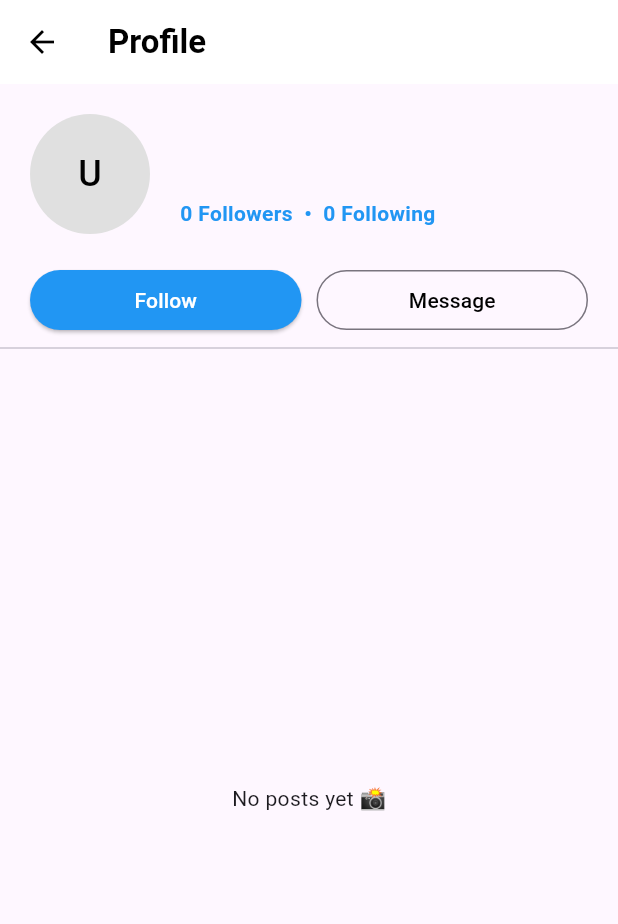
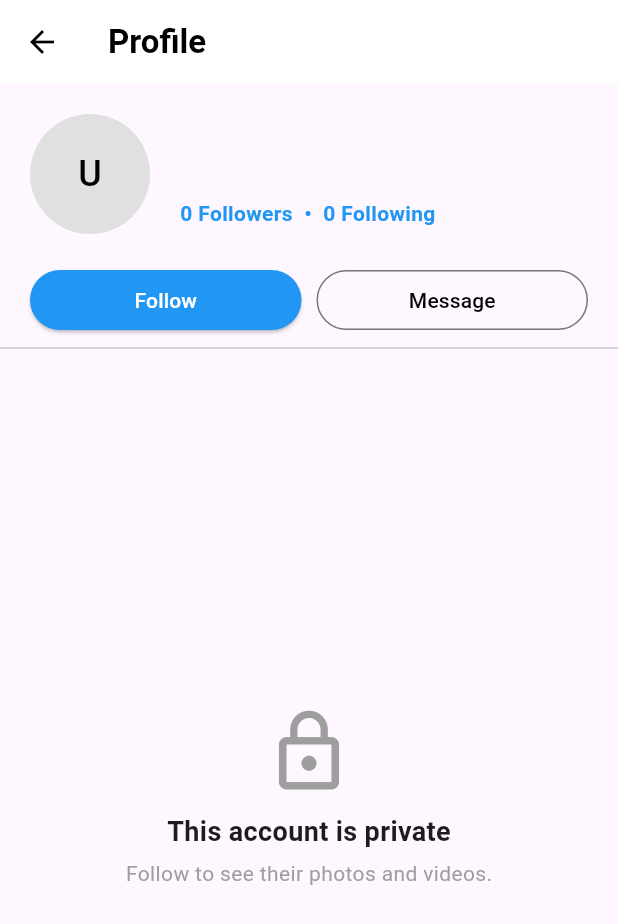
Before and after one commit to Mohanlalboda/my_social_app, a Flutter app: the OtherUserProfileScreen screen opened directly with empty values, on a phone screen of 412 x 824 dp. Shown: the top 924 px of the screen. Run offline on Flutter 3.47's test engine with Material 3 defaults, Android fonts, the phone set to English and light mode, and no system bars; our stand-ins replace cloud_firestore, firebase_auth, firebase_core, image_picker, timeago, video_player; accounts and stored records are empty; network calls fail.

Commit message:
Private Account Logic (Confidential Records)

```diff
--- a/flutter_application_1/lib/main.dart
+++ b/flutter_application_1/lib/main.dart
@@ -6,7 +6,7 @@ import 'package:image_picker/image_picker.dart';
 import 'package:firebase_core/firebase_core.dart';
 import 'package:firebase_auth/firebase_auth.dart';
 import 'package:cloud_firestore/cloud_firestore.dart';
-import 'package:timeago/timeago.dart' as timeago; // 👈 టైమ్ కోసం కొత్త ప్యాకేజీ
+import 'package:timeago/timeago.dart' as timeago;
 import 'firebase_options.dart';
 
 void main() async {
@@ -294,8 +294,6 @@ class _HomeScreenState extends State<HomeScreen> {
                       itemCount: snapshot.data!.docs.length,
                       itemBuilder: (context, index) {
                         var comment = snapshot.data!.docs[index];
-
-                        // 👇 కామెంట్స్ కి కూడా టైమ్ చూపిద్దాం
                         String commentTime = "";
                         if (comment['timestamp'] != null) {
                           commentTime = timeago.format(
@@ -518,7 +516,6 @@ class _HomeScreenState extends State<HomeScreen> {
                           int commentCount = post['commentCount'] ?? 0;
                           String caption = post['caption'] ?? "";
 
-                          // 👇 టైమ్ క్యాలిక్యులేషన్ లాజిక్ (Time Ago)
                           String timeAgo = "Just now";
                           if (post['timestamp'] != null) {
                             timeAgo = timeago.format(
@@ -547,7 +544,7 @@ class _HomeScreenState extends State<HomeScreen> {
                                     fontSize: 12,
                                     color: Colors.grey,
                                   ),
-                                ), // 👈 ఇక్కడ Time Ago వస్తుంది
+                                ),
                                 trailing: post['ownerId'] == currentUid
                                     ? IconButton(
                                         icon: const Icon(
@@ -632,7 +629,6 @@ class _HomeScreenState extends State<HomeScreen> {
                                   ),
                                 ],
                               ),
-
                               if (caption.isNotEmpty)
                                 Padding(
                                   padding: const EdgeInsets.symmetric(
@@ -654,7 +650,6 @@ class _HomeScreenState extends State<HomeScreen> {
                                     ),
                                   ),
                                 ),
-
                               const SizedBox(height: 10),
                               const Divider(),
                             ],
@@ -670,7 +665,6 @@ class _HomeScreenState extends State<HomeScreen> {
   }
 }
 
-// --- 4. ప్రొఫైల్ స్క్రీన్ ---
 class ProfileScreen extends StatefulWidget {
   const ProfileScreen({super.key});
   @override
@@ -1235,6 +1229,7 @@ class _SearchScreenState extends State<SearchScreen> {
   }
 }
 
+// --- 7. ఇతరుల ప్రొఫైల్ చూసే స్క్రీన్ (NEW LOGIC ఇక్కడే ఉంది 👇) ---
 class OtherUserProfileScreen extends StatelessWidget {
   final String uid;
   const OtherUserProfileScreen({super.key, required this.uid});
@@ -1400,15 +1395,21 @@ class OtherUserProfileScreen extends StatelessWidget {
                 ),
               ),
               const Divider(),
+
+              // 👇 ఇక్కడ మనం "ప్రైవేట్ అకౌంట్ లాజిక్" యాడ్ చేశాం
               Expanded(
-                child: StreamBuilder<QuerySnapshot>(
+                child: isFollowing
+                    ? StreamBuilder<QuerySnapshot>(
+                        // ఫాలో అయితే పోస్టులు చూపిస్తాం
                         stream: FirebaseFirestore.instance
                             .collection('posts')
                             .where('ownerId', isEqualTo: uid)
                             .snapshots(),
                         builder: (context, postSnapshot) {
                           if (!postSnapshot.hasData) {
-                      return const Center(child: CircularProgressIndicator());
+                            return const Center(
+                              child: CircularProgressIndicator(),
+                            );
                           }
                           if (postSnapshot.data!.docs.isEmpty) {
                             return const Center(child: Text("No posts yet 📸"));
@@ -1433,6 +1434,32 @@ class OtherUserProfileScreen extends StatelessWidget {
                             },
                           );
                         },
+                      )
+                    : Center(
+                        // ఫాలో అవ్వకపోతే ఈ మెసేజ్ చూపిస్తాం (Private Account Feel)
+                        child: Column(
+                          mainAxisAlignment: MainAxisAlignment.center,
+                          children: const [
+                            Icon(
+                              Icons.lock_outline,
+                              size: 60,
+                              color: Colors.grey,
+                            ),
+                            SizedBox(height: 10),
+                            Text(
+                              "This account is private",
+                              style: TextStyle(
+                                fontSize: 18,
+                                fontWeight: FontWeight.bold,
+                              ),
+                            ),
+                            SizedBox(height: 5),
+                            Text(
+                              "Follow to see their photos and videos.",
+                              style: TextStyle(color: Colors.grey),
+                            ),
+                          ],
+                        ),
                       ),
               ),
             ],
@@ -1746,25 +1773,3 @@ class _VideoReelItemState extends State<VideoReelItem> {
         : const Center(child: CircularProgressIndicator(color: Colors.white));
   }
 }
-
-class StoryWidget extends StatelessWidget {
-  final int index;
-  const StoryWidget({super.key, required this.index});
-  @override
-  Widget build(BuildContext context) {
-    return Padding(
-      padding: const EdgeInsets.all(8),
-      child: Column(
-        children: [
-          CircleAvatar(
-            radius: 30,
-            backgroundImage: NetworkImage(
-              "https://picsum.photos/id/${index + 100}/100/100",
-            ),
-          ),
-          Text("User_$index"),
-        ],
-      ),
-    );
-  }
-}
```
Lines whose indentation alone changed are shown as unchanged.
